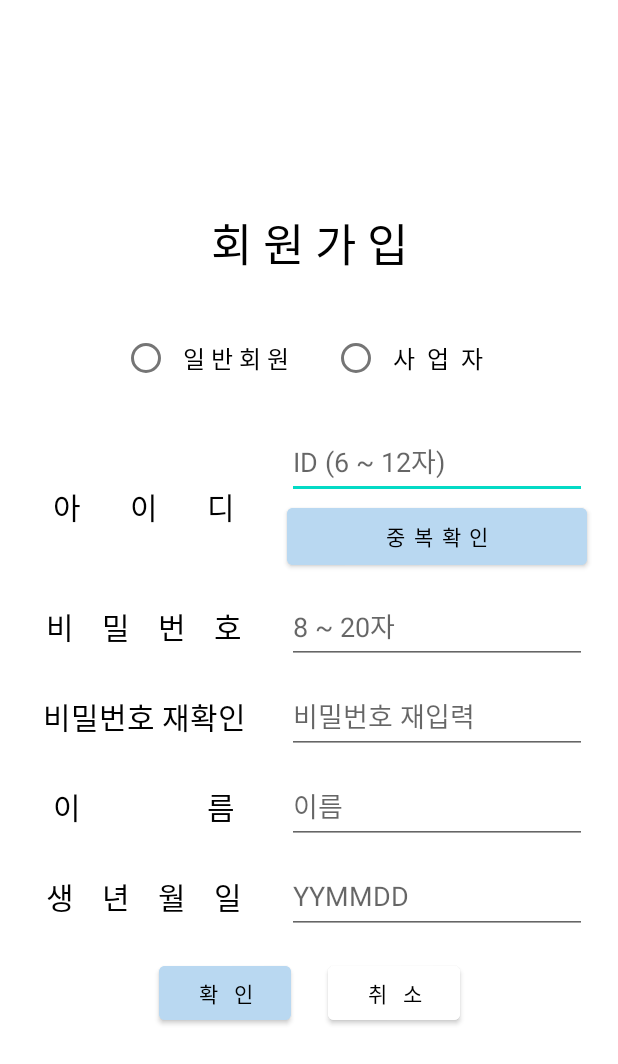
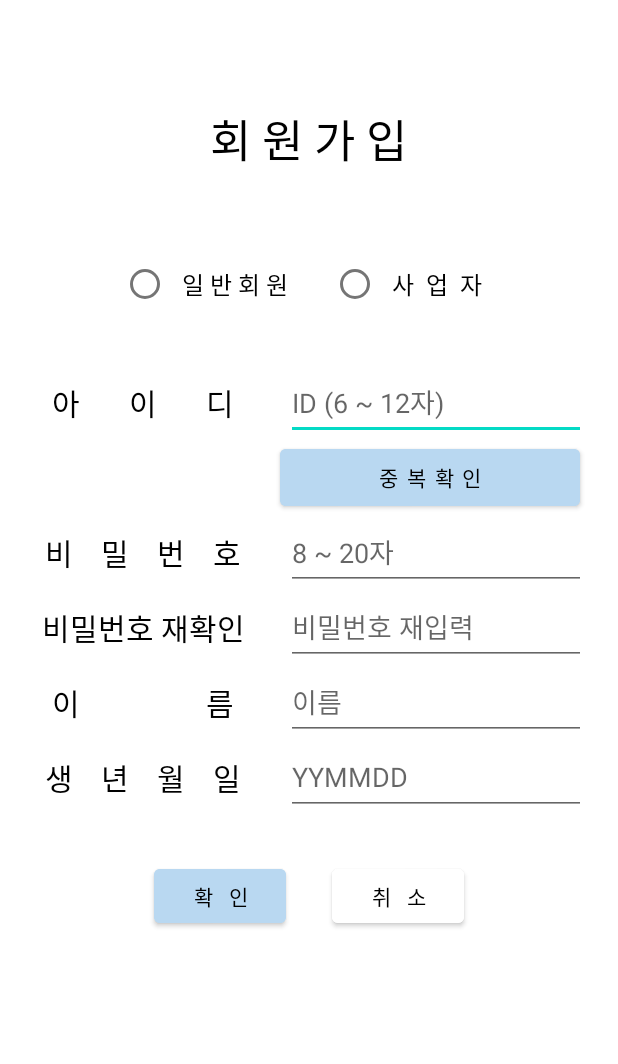
Before and after one commit to naki1114/Yesik, an Android app: the Join_Page screen opened directly, with no data from a screen before it, on a phone screen of 412 x 824 dp. Shown: the top 1064 px of the screen. Run offline under Robolectric (Android 15) with nearby library versions, the phone set to English and light mode, and no system bars.

Commit message:
회원가입 페이지 Layout 수정 (사업자번호, 상호, 지점, 가게 분류 추가)

```diff
--- a/app/src/main/res/layout/activity_join_page.xml
+++ b/app/src/main/res/layout/activity_join_page.xml
@@ -1,249 +1,340 @@
 <?xml version="1.0" encoding="utf-8"?>
-<androidx.constraintlayout.widget.ConstraintLayout xmlns:android="http://schemas.android.com/apk/res/android"
+<LinearLayout xmlns:android="http://schemas.android.com/apk/res/android"
     xmlns:app="http://schemas.android.com/apk/res-auto"
     xmlns:tools="http://schemas.android.com/tools"
     android:layout_width="match_parent"
     android:layout_height="match_parent"
-    android:accessibilityLiveRegion="polite"
-    tools:context=".Join_Page">
+    android:gravity="center"
+    tools:context=".MainActivity">
+
+    <ScrollView
+        android:id="@+id/joinScroll"
+        android:layout_width="match_parent"
+        android:layout_height="match_parent">
+
+        <LinearLayout
+            android:layout_width="match_parent"
+            android:layout_height="match_parent"
+            android:orientation="vertical">
 
             <TextView
                 android:id="@+id/joinText"
                 android:layout_width="wrap_content"
                 android:layout_height="wrap_content"
-        android:layout_marginTop="-500dp"
+                android:layout_gravity="center"
+                android:layout_marginTop="70dp"
+                android:fontFamily="@font/dongdong"
                 android:text="회 원 가 입"
                 android:textColor="@color/black"
-        android:textSize="30sp"
-        android:fontFamily="@font/dongdong"
-        app:layout_constraintBottom_toBottomOf="parent"
-        app:layout_constraintLeft_toLeftOf="parent"
-        app:layout_constraintRight_toRightOf="parent"
-        app:layout_constraintTop_toTopOf="parent" />
+                android:textSize="30sp" />
 
             <RadioGroup
                 android:id="@+id/memberCheck"
                 android:layout_width="250dp"
                 android:layout_height="wrap_content"
-        android:orientation="horizontal"
-        app:layout_constraintTop_toBottomOf="@+id/joinText"
-        app:layout_constraintLeft_toLeftOf="@+id/joinText"
-        app:layout_constraintRight_toRightOf="@+id/joinText"
-        app:layout_constraintBottom_toTopOf="@+id/idText">
+                android:layout_gravity="center"
+                android:layout_marginTop="50dp"
+                android:orientation="horizontal">
 
                 <RadioButton
                     android:id="@+id/personalUser"
                     android:layout_width="wrap_content"
                     android:layout_height="wrap_content"
+                    android:layout_marginRight="10dp"
                     android:layout_weight="1"
-            android:layout_marginRight="10dp"
+                    android:fontFamily="@font/dongdong"
                     android:gravity="center"
                     android:text="일 반 회 원"
                     android:textColor="@color/black"
-            android:textSize="16sp"
-            android:fontFamily="@font/dongdong" />
+                    android:textSize="16sp" />
 
                 <RadioButton
                     android:id="@+id/restaurantUser"
                     android:layout_width="wrap_content"
                     android:layout_height="wrap_content"
+                    android:layout_marginLeft="10dp"
                     android:layout_weight="1"
-            android:layout_marginLeft="10dp"
+                    android:fontFamily="@font/dongdong"
                     android:gravity="center"
                     android:text="사  업  자"
                     android:textColor="@color/black"
-            android:textSize="16sp"
-            android:fontFamily="@font/dongdong" />
+                    android:textSize="16sp" />
 
             </RadioGroup>
+
+            <LinearLayout
+                android:layout_width="match_parent"
+                android:layout_height="wrap_content"
+                android:layout_marginTop="30dp"
+                android:gravity="center"
+                android:orientation="horizontal">
 
                 <TextView
                     android:id="@+id/idText"
                     android:layout_width="150dp"
                     android:layout_height="50dp"
-        android:layout_marginTop="20dp"
                     android:layout_marginRight="10dp"
+                    android:fontFamily="@font/dongdong"
                     android:gravity="center"
                     android:text="아       이       디"
                     android:textColor="@color/black"
-        android:textSize="20sp"
-        android:fontFamily="@font/dongdong"
-        app:layout_constraintBottom_toTopOf="@+id/passwordText"
-        app:layout_constraintLeft_toLeftOf="@+id/memberCheck"
-        app:layout_constraintRight_toLeftOf="@+id/idInput"
-        app:layout_constraintTop_toBottomOf="@+id/memberCheck"
-        app:layout_constraintVertical_bias="0" />
+                    android:textSize="20sp" />
 
                 <EditText
                     android:id="@+id/idInput"
                     android:layout_width="200dp"
                     android:layout_height="50dp"
-        android:layout_marginTop="20dp"
                     android:layout_marginLeft="10dp"
-        android:inputType="textPersonName"
                     android:hint="ID (6 ~ 12자)"
-        app:layout_constraintBottom_toBottomOf="parent"
-        app:layout_constraintLeft_toRightOf="@+id/idText"
-        app:layout_constraintRight_toRightOf="@+id/memberCheck"
-        app:layout_constraintTop_toBottomOf="@+id/memberCheck"
-        app:layout_constraintVertical_bias="0" />
+                    android:inputType="textPersonName" />
+
+            </LinearLayout>
 
             <Button
                 android:id="@+id/duplicateCheck"
                 android:layout_width="200dp"
                 android:layout_height="50dp"
+                android:layout_gravity="right"
+                android:layout_marginRight="25dp"
                 android:backgroundTint="@color/lightSkyBlue"
+                android:fontFamily="@font/dongdong"
                 android:text="중 복 확 인"
-        android:textColor="@color/black"
-        android:fontFamily="@font/dongdong"
-        app:layout_constraintBottom_toTopOf="@+id/passwordInput"
-        app:layout_constraintHorizontal_bias="1.0"
-        app:layout_constraintLeft_toLeftOf="@+id/idInput"
-        app:layout_constraintRight_toRightOf="@+id/idInput"
-        app:layout_constraintTop_toBottomOf="@+id/idInput" />
+                android:textColor="@color/black" />
+
+            <LinearLayout
+                android:layout_width="match_parent"
+                android:layout_height="wrap_content"
+                android:gravity="center"
+                android:orientation="horizontal">
 
                 <TextView
                     android:id="@+id/passwordText"
                     android:layout_width="150dp"
                     android:layout_height="50dp"
+                    android:layout_marginRight="10dp"
+                    android:fontFamily="@font/dongdong"
                     android:gravity="center"
                     android:text="비    밀    번    호"
                     android:textColor="@color/black"
-        android:textSize="20sp"
-        android:fontFamily="@font/dongdong"
-        app:layout_constraintBottom_toTopOf="@+id/passwordReText"
-        app:layout_constraintHorizontal_bias="0"
-        app:layout_constraintLeft_toLeftOf="@+id/idText"
-        app:layout_constraintRight_toRightOf="@+id/idText"
-        app:layout_constraintTop_toTopOf="@+id/passwordInput"
-        app:layout_constraintVertical_bias="0" />
+                    android:textSize="20sp" />
 
                 <EditText
                     android:id="@+id/passwordInput"
                     android:layout_width="200dp"
                     android:layout_height="50dp"
-        android:layout_marginTop="10dp"
-        android:inputType="textPassword"
+                    android:layout_marginLeft="10dp"
                     android:hint="8 ~ 20자"
-        app:layout_constraintBottom_toTopOf="@+id/passwordReInput"
-        app:layout_constraintHorizontal_bias="0"
-        app:layout_constraintLeft_toLeftOf="@+id/idInput"
-        app:layout_constraintRight_toRightOf="@+id/idInput"
-        app:layout_constraintTop_toBottomOf="@+id/duplicateCheck" />
+                    android:inputType="textPassword" />
+
+            </LinearLayout>
+
+            <LinearLayout
+                android:layout_width="match_parent"
+                android:layout_height="wrap_content"
+                android:gravity="center"
+                android:orientation="horizontal">
 
                 <TextView
                     android:id="@+id/passwordReText"
                     android:layout_width="150dp"
                     android:layout_height="50dp"
-        android:layout_marginTop="10dp"
+                    android:layout_marginRight="10dp"
+                    android:fontFamily="@font/dongdong"
                     android:gravity="center"
                     android:text="비밀번호 재확인"
                     android:textColor="@color/black"
-        android:textSize="20sp"
-        android:fontFamily="@font/dongdong"
-        app:layout_constraintBottom_toTopOf="@id/nameText"
-        app:layout_constraintHorizontal_bias="0"
-        app:layout_constraintLeft_toLeftOf="@+id/passwordText"
-        app:layout_constraintRight_toRightOf="@+id/passwordText"
-        app:layout_constraintTop_toBottomOf="@+id/passwordText" />
+                    android:textSize="20sp" />
 
                 <EditText
                     android:id="@+id/passwordReInput"
                     android:layout_width="200dp"
                     android:layout_height="50dp"
-        android:layout_marginTop="10dp"
-        android:inputType="textPassword"
+                    android:layout_marginLeft="10dp"
                     android:hint="비밀번호 재입력"
-        app:layout_constraintBottom_toTopOf="@id/nameInput"
-        app:layout_constraintHorizontal_bias="0"
-        app:layout_constraintLeft_toLeftOf="@+id/passwordInput"
-        app:layout_constraintRight_toRightOf="@+id/passwordInput"
-        app:layout_constraintTop_toBottomOf="@+id/passwordInput" />
+                    android:inputType="textPassword" />
+
+            </LinearLayout>
+
+            <LinearLayout
+                android:layout_width="match_parent"
+                android:layout_height="wrap_content"
+                android:gravity="center"
+                android:orientation="horizontal">
 
                 <TextView
                     android:id="@+id/nameText"
                     android:layout_width="150dp"
                     android:layout_height="50dp"
-        android:layout_marginTop="10dp"
+                    android:layout_marginRight="10dp"
+                    android:fontFamily="@font/dongdong"
                     android:gravity="center"
                     android:text="이                  름"
                     android:textColor="@color/black"
-        android:textSize="20sp"
-        android:fontFamily="@font/dongdong"
-        app:layout_constraintBottom_toTopOf="@id/birthText"
-        app:layout_constraintHorizontal_bias="0"
-        app:layout_constraintLeft_toLeftOf="@+id/passwordReText"
-        app:layout_constraintRight_toRightOf="@+id/passwordReText"
-        app:layout_constraintTop_toBottomOf="@+id/passwordReText" />
+                    android:textSize="20sp" />
 
                 <EditText
                     android:id="@+id/nameInput"
                     android:layout_width="200dp"
                     android:layout_height="50dp"
-        android:layout_marginTop="10dp"
-        android:inputType="textPersonName"
+                    android:layout_marginLeft="10dp"
                     android:hint="이름"
-        app:layout_constraintBottom_toTopOf="@id/birthInput"
-        app:layout_constraintHorizontal_bias="0"
-        app:layout_constraintLeft_toLeftOf="@+id/passwordReInput"
-        app:layout_constraintRight_toRightOf="@+id/passwordReInput"
-        app:layout_constraintTop_toBottomOf="@+id/passwordReInput" />
+                    android:inputType="textPersonName" />
+
+            </LinearLayout>
+
+            <LinearLayout
+                android:layout_width="match_parent"
+                android:layout_height="wrap_content"
+                android:gravity="center"
+                android:orientation="horizontal">
 
                 <TextView
                     android:id="@+id/birthText"
                     android:layout_width="150dp"
                     android:layout_height="50dp"
-        android:layout_marginTop="10dp"
+                    android:layout_marginRight="10dp"
+                    android:fontFamily="@font/dongdong"
                     android:gravity="center"
                     android:text="생    년    월    일"
                     android:textColor="@color/black"
-        android:textSize="20sp"
-        android:fontFamily="@font/dongdong"
-        app:layout_constraintBottom_toBottomOf="@id/birthInput"
-        app:layout_constraintHorizontal_bias="0"
-        app:layout_constraintLeft_toLeftOf="@+id/nameText"
-        app:layout_constraintRight_toRightOf="@+id/nameText"
-        app:layout_constraintTop_toBottomOf="@+id/nameText" />
+                    android:textSize="20sp" />
 
                 <EditText
                     android:id="@+id/birthInput"
                     android:layout_width="200dp"
                     android:layout_height="50dp"
-        android:layout_marginTop="10dp"
-        android:inputType="number"
+                    android:layout_marginLeft="10dp"
                     android:hint="YYMMDD"
-        app:layout_constraintBottom_toBottomOf="@id/birthText"
-        app:layout_constraintHorizontal_bias="0"
-        app:layout_constraintLeft_toLeftOf="@+id/nameInput"
-        app:layout_constraintRight_toRightOf="@+id/nameInput"
-        app:layout_constraintTop_toBottomOf="@+id/nameInput" />
+                    android:inputType="number" />
+
+            </LinearLayout>
+
+            <LinearLayout
+                android:id="@+id/corporationNumberLayout"
+                android:layout_width="match_parent"
+                android:layout_height="wrap_content"
+                android:gravity="center"
+                android:orientation="horizontal"
+                android:visibility="gone">
+
+                <TextView
+                    android:id="@+id/corporationNumberText"
+                    android:layout_width="150dp"
+                    android:layout_height="50dp"
+                    android:layout_marginRight="10dp"
+                    android:fontFamily="@font/dongdong"
+                    android:gravity="center"
+                    android:text="사업자 등록번호"
+                    android:textColor="@color/black"
+                    android:textSize="20sp" />
+
+                <EditText
+                    android:id="@+id/corporationNumberInput"
+                    android:layout_width="200dp"
+                    android:layout_height="50dp"
+                    android:layout_marginLeft="10dp"
+                    android:hint="***-**-*****"
+                    android:inputType="number" />
+
+            </LinearLayout>
+
+            <LinearLayout
+                android:id="@+id/restauranNameLayout"
+                android:layout_width="match_parent"
+                android:layout_height="wrap_content"
+                android:gravity="center"
+                android:orientation="horizontal"
+                android:visibility="gone">
+
+                <TextView
+                    android:id="@+id/restaurantNameText"
+                    android:layout_width="150dp"
+                    android:layout_height="50dp"
+                    android:layout_marginRight="10dp"
+                    android:fontFamily="@font/dongdong"
+                    android:gravity="center"
+                    android:text="상   호  /  지   점"
+                    android:textColor="@color/black"
+                    android:textSize="20sp" />
+
+                <EditText
+                    android:id="@+id/restaurantNameInput"
+                    android:layout_width="120dp"
+                    android:layout_height="50dp"
+                    android:layout_marginLeft="10dp"
+                    android:hint="상호명"
+                    android:inputType="text" />
+
+                <EditText
+                    android:id="@+id/restaurantPlaceInput"
+                    android:layout_width="70dp"
+                    android:layout_height="50dp"
+                    android:layout_marginLeft="10dp"
+                    android:hint="지점"
+                    android:inputType="text" />
+
+            </LinearLayout>
+
+            <LinearLayout
+                android:id="@+id/divisionLayout"
+                android:layout_width="match_parent"
+                android:layout_height="wrap_content"
+                android:gravity="center"
+                android:orientation="horizontal"
+                android:visibility="gone">
+
+                <TextView
+                    android:id="@+id/divisionText"
+                    android:layout_width="150dp"
+                    android:layout_height="50dp"
+                    android:layout_marginRight="10dp"
+                    android:fontFamily="@font/dongdong"
+                    android:gravity="center"
+                    android:text="분                  류"
+                    android:textColor="@color/black"
+                    android:textSize="20sp" />
+
+                <Spinner
+                    android:id="@+id/divisionSpinner"
+                    android:layout_width="200dp"
+                    android:layout_height="50dp"
+                    android:layout_marginLeft="10dp"
+                    android:contentDescription="-"
+                    android:entries="@array/division" />
+
+            </LinearLayout>
+
+            <LinearLayout
+                android:layout_width="match_parent"
+                android:layout_height="wrap_content"
+                android:layout_marginTop="30dp"
+                android:gravity="center"
+                android:orientation="horizontal">
 
                 <Button
                     android:id="@+id/finishButton"
                     android:layout_width="wrap_content"
                     android:layout_height="wrap_content"
-        android:layout_marginTop="15dp"
+                    android:layout_marginRight="15dp"
+                    android:backgroundTint="@color/lightSkyBlue"
+                    android:fontFamily="@font/dongdong"
                     android:text="확  인"
-        android:textColor="@color/black"
-        android:fontFamily="@font/dongdong"
-        android:backgroundTint="@color/lightSkyBlue"
-        app:layout_constraintBottom_toBottomOf="@id/cancelButton"
-        app:layout_constraintLeft_toLeftOf="@+id/memberCheck"
-        app:layout_constraintRight_toLeftOf="@+id/cancelButton"
-        app:layout_constraintTop_toBottomOf="@+id/birthText" />
+                    android:textColor="@color/black" />
 
                 <Button
                     android:id="@+id/cancelButton"
                     android:layout_width="wrap_content"
                     android:layout_height="wrap_content"
-        android:layout_marginTop="15dp"
+                    android:layout_marginLeft="15dp"
+                    android:backgroundTint="@color/white"
+                    android:fontFamily="@font/dongdong"
                     android:text="취  소"
-        android:textColor="@color/black"
-        android:fontFamily="@font/dongdong"
-        android:backgroundTint="@color/white"
-        app:layout_constraintBottom_toBottomOf="@id/finishButton"
-        app:layout_constraintLeft_toRightOf="@+id/finishButton"
-        app:layout_constraintRight_toRightOf="@+id/memberCheck"
-        app:layout_constraintTop_toBottomOf="@+id/birthInput" />
+                    android:textColor="@color/black" />
 
-</androidx.constraintlayout.widget.ConstraintLayout>
+            </LinearLayout>
+
+        </LinearLayout>
+
+    </ScrollView>
+
+</LinearLayout>
```
Lines whose indentation alone changed are shown as unchanged.
